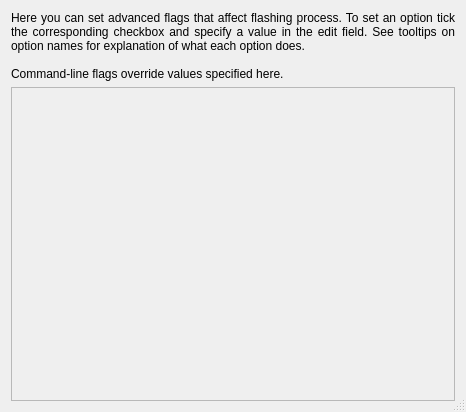
First picture: the form in flashnchips/settings.ui, repository cesanta/mongoose-os, before the edit.
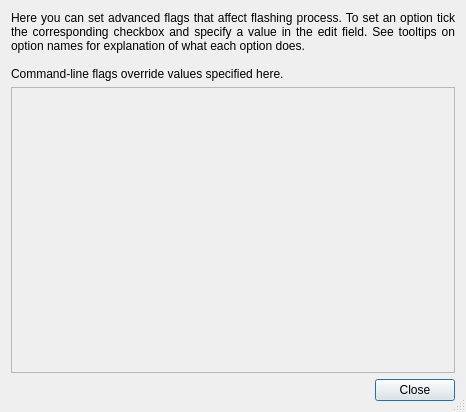
Second picture: the form after the edit.

Commit message:
Allow changing logging settings at runtime
    PUBLISHED_FROM=b3860cf22271cd4988313546042dcf8b2058fb39

```diff
--- a/flashnchips/settings.ui
+++ b/flashnchips/settings.ui
@@ -43,12 +43,19 @@
         <x>0</x>
         <y>0</y>
         <width>440</width>
-        <height>282</height>
+        <height>242</height>
        </rect>
       </property>
      </widget>
     </widget>
    </item>
+   <item>
+    <widget class="QDialogButtonBox" name="buttonBox">
+     <property name="standardButtons">
+      <set>QDialogButtonBox::Close</set>
+     </property>
+    </widget>
+   </item>
   </layout>
  </widget>
  <resources/>
```
Left out of the diff: 19 changed lines with no effect on the pictures. The commit also changes 7 other files.
